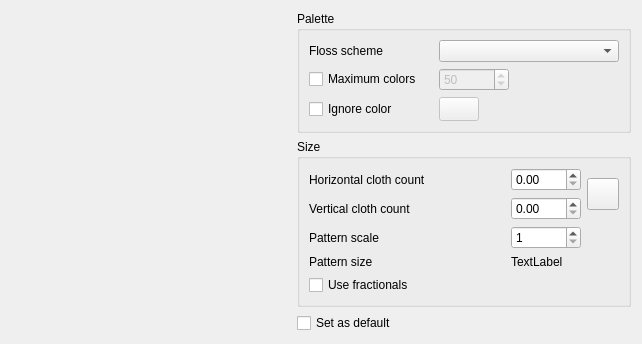
Qt form ui/ImportImage.ui (KDE/kxstitch) before a commit.
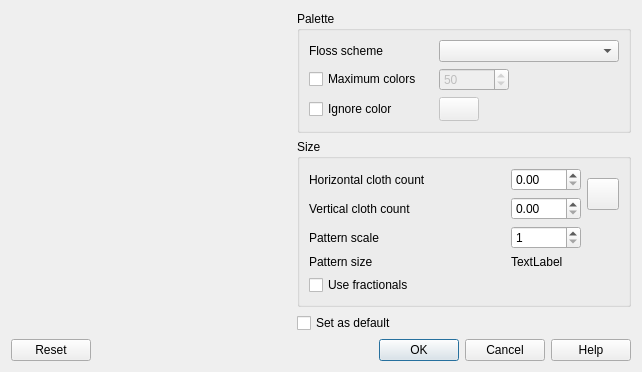
The same form after that commit. Custom widgets are drawn as their Qt base class.

Commit message: KDialog -> QDialog

```diff
--- a/ui/ImportImage.ui
+++ b/ui/ImportImage.ui
@@ -333,6 +333,13 @@
      </layout>
     </widget>
    </item>
+   <item row="3" column="0" colspan="3">
+    <widget class="QDialogButtonBox" name="DialogButtonBox">
+     <property name="standardButtons">
+      <set>QDialogButtonBox::Cancel|QDialogButtonBox::Help|QDialogButtonBox::Ok|QDialogButtonBox::Reset</set>
+     </property>
+    </widget>
+   </item>
   </layout>
  </widget>
  <customwidgets>
```
The commit also changes 2 other files.
